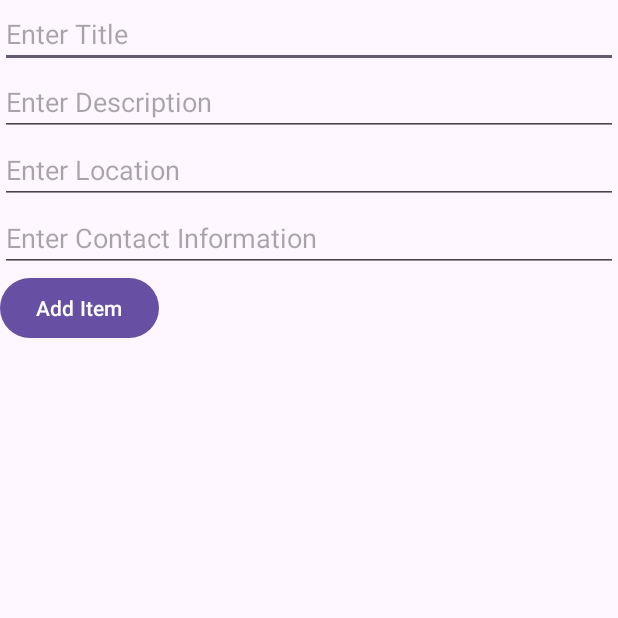
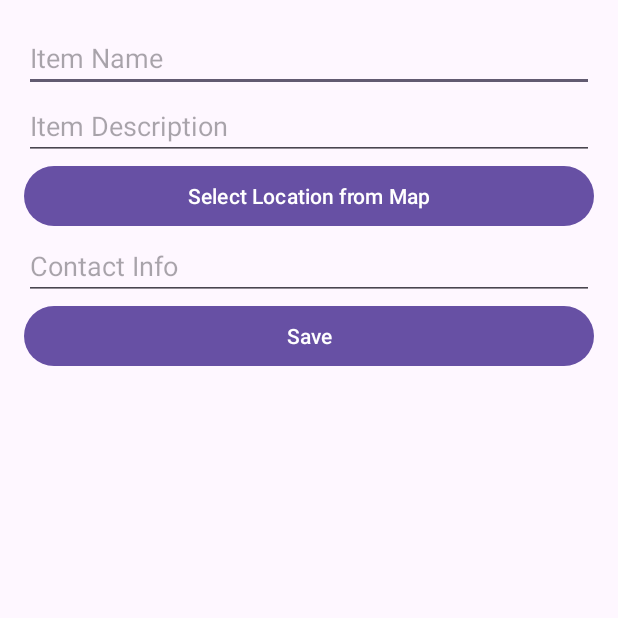
Before and after one commit to Ribesh7Pokharel/-Lost-Found-APP, an Android app: the AddItemActivity screen opened directly, with no data from a screen before it, on a phone screen of 412 x 824 dp, the top half of it. Run offline under Robolectric (Android 15) with nearby library versions, the phone set to English and light mode, and no system bars.

```diff
--- a/app/build.gradle.kts
+++ b/app/build.gradle.kts
@@ -34,6 +34,8 @@ dependencies {
     implementation(libs.material)
     implementation(libs.activity)
     implementation(libs.constraintlayout)
+    implementation ("com.google.android.gms:play-services-maps:17.0.1")
+    implementation ("com.google.android.gms:play-services-location:18.0.0")
     testImplementation(libs.junit)
     androidTestImplementation(libs.ext.junit)
     androidTestImplementation(libs.espresso.core)
--- a/app/src/main/java/com/example/lostfound_app/AddItemActivity.java
+++ b/app/src/main/java/com/example/lostfound_app/AddItemActivity.java
@@ -1,15 +1,20 @@
 package com.example.lostfound_app;
 
+import android.content.Intent;
 import android.os.Bundle;
 import android.view.View;
 import android.widget.Button;
 import android.widget.EditText;
-import android.widget.Toast;
+
+import androidx.annotation.Nullable;
 import androidx.appcompat.app.AppCompatActivity;
 
 public class AddItemActivity extends AppCompatActivity {
+
+    private static final int REQUEST_CODE_SELECT_LOCATION = 1;
     private DBHelper dbHelper;
-    private EditText titleInput, descriptionInput, locationInput, contactInput;
+    private double selectedLatitude = 0.0;
+    private double selectedLongitude = 0.0;
 
     @Override
     protected void onCreate(Bundle savedInstanceState) {
@@ -17,50 +22,45 @@ public class AddItemActivity extends AppCompatActivity {
         setContentView(R.layout.additem);
 
         dbHelper = new DBHelper(this);
-        titleInput = findViewById(R.id.titleInput);
-        descriptionInput = findViewById(R.id.descriptionInput);
-        locationInput = findViewById(R.id.locationInput);
-        contactInput = findViewById(R.id.contactInput);
-        Button addButton = findViewById(R.id.addButton);
 
-        addButton.setOnClickListener(new View.OnClickListener() {
+        EditText itemName = findViewById(R.id.itemName);
+        EditText itemDescription = findViewById(R.id.itemDescription);
+        EditText contactInfo = findViewById(R.id.contactInfo);
+        Button saveButton = findViewById(R.id.saveButton);
+        Button selectLocationButton = findViewById(R.id.selectLocationButton);
+
+        selectLocationButton.setOnClickListener(new View.OnClickListener() {
             @Override
             public void onClick(View v) {
-                if (validateInputs()) {
-                    addItem();
-                }
+                // Start MapActivity to select location
+                Intent intent = new Intent(AddItemActivity.this, MapActivity.class);
+                startActivityForResult(intent, REQUEST_CODE_SELECT_LOCATION);
+            }
+        });
+
+        saveButton.setOnClickListener(new View.OnClickListener() {
+            @Override
+            public void onClick(View v) {
+                String name = itemName.getText().toString();
+                String description = itemDescription.getText().toString();
+                String contact = contactInfo.getText().toString();
+
+                dbHelper.addItem(name, description, selectedLatitude, selectedLongitude, contact);
+
+                finish(); // Close the activity after saving the item
             }
         });
     }
 
-    private boolean validateInputs() {
-        if (titleInput.getText().toString().trim().isEmpty()) {
-            Toast.makeText(this, "Please enter a title.", Toast.LENGTH_SHORT).show();
-            return false;
+    @Override
+    protected void onActivityResult(int requestCode, int resultCode, @Nullable Intent data) {
+        super.onActivityResult(requestCode, resultCode, data);
+        if (requestCode == REQUEST_CODE_SELECT_LOCATION && resultCode == RESULT_OK) {
+            // Get selected location from MapActivity
+            if (data != null) {
+                selectedLatitude = data.getDoubleExtra("latitude", 0.0);
+                selectedLongitude = data.getDoubleExtra("longitude", 0.0);
+            }
         }
-        if (descriptionInput.getText().toString().trim().isEmpty()) {
-            Toast.makeText(this, "Please enter a description.", Toast.LENGTH_SHORT).show();
-            return false;
-        }
-        if (locationInput.getText().toString().trim().isEmpty()) {
-            Toast.makeText(this, "Please enter a location.", Toast.LENGTH_SHORT).show();
-            return false;
-        }
-        if (contactInput.getText().toString().trim().isEmpty()) {
-            Toast.makeText(this, "Please enter contact information.", Toast.LENGTH_SHORT).show();
-            return false;
-        }
-        return true; // All fields are filled
-    }
-
-    private void addItem() {
-        String title = titleInput.getText().toString().trim();
-        String description = descriptionInput.getText().toString().trim();
-        String location = locationInput.getText().toString().trim();
-        String contact = contactInput.getText().toString().trim();
-
-        dbHelper.addItem(title, description, location, contact);
-        Toast.makeText(this, "Item Added Successfully", Toast.LENGTH_SHORT).show();
-        finish(); // Closes the activity and returns to the previous one
     }
 }
--- a/app/src/main/res/layout/activity_main.xml
+++ b/app/src/main/res/layout/activity_main.xml
@@ -20,4 +20,10 @@
         android:text="View Items"
         android:layout_below="@id/addNewItemButton"
         android:layout_marginTop="16dp"/>
+
+    <Button
+        android:id="@+id/mapButton"
+        android:layout_width="wrap_content"
+        android:layout_height="wrap_content"
+        android:text="Open Map"/>
 </RelativeLayout>
--- /dev/null
+++ b/app/src/main/res/layout/activity_map.xml
@@ -0,0 +1,5 @@
+<fragment xmlns:android="http://schemas.android.com/apk/res/android"
+    android:id="@+id/map"
+    android:name="com.google.android.gms.maps.SupportMapFragment"
+    android:layout_width="match_parent"
+    android:layout_height="match_parent"/>
--- a/app/src/main/res/layout/additem.xml
+++ b/app/src/main/res/layout/additem.xml
@@ -1,46 +1,36 @@
-<RelativeLayout xmlns:android="http://schemas.android.com/apk/res/android"
-    xmlns:tools="http://schemas.android.com/tools"
+<LinearLayout xmlns:android="http://schemas.android.com/apk/res/android"
     android:layout_width="match_parent"
     android:layout_height="match_parent"
-    tools:context=".MainActivity">
+    android:orientation="vertical"
+    android:padding="16dp">
 
     <EditText
-        android:id="@+id/titleInput"
+        android:id="@+id/itemName"
         android:layout_width="match_parent"
         android:layout_height="wrap_content"
-        android:hint="Enter Title" />
+        android:hint="Item Name"/>
 
     <EditText
-        android:id="@+id/descriptionInput"
+        android:id="@+id/itemDescription"
         android:layout_width="match_parent"
         android:layout_height="wrap_content"
-        android:hint="Enter Description"
-        android:layout_below="@id/titleInput" />
+        android:hint="Item Description"/>
+
+    <Button
+        android:id="@+id/selectLocationButton"
+        android:layout_width="match_parent"
+        android:layout_height="wrap_content"
+        android:text="Select Location from Map"/>
 
     <EditText
-        android:id="@+id/locationInput"
+        android:id="@+id/contactInfo"
         android:layout_width="match_parent"
         android:layout_height="wrap_content"
-        android:hint="Enter Location"
-        android:layout_below="@id/descriptionInput" />
+        android:hint="Contact Info"/>
 
-    <EditText
-        android:id="@+id/contactInput"
+    <Button
+        android:id="@+id/saveButton"
         android:layout_width="match_parent"
         android:layout_height="wrap_content"
-        android:hint="Enter Contact Information"
-        android:layout_below="@id/locationInput" />
-
-    <Button
-        android:id="@+id/addButton"
-        android:layout_width="wrap_content"
-        android:layout_height="wrap_content"
-        android:text="Add Item"
-        android:layout_below="@id/contactInput" />
-
-    <ListView
-        android:id="@+id/itemsList"
-        android:layout_width="match_parent"
-        android:layout_height="wrap_content"
-        android:layout_below="@id/addButton" />
-</RelativeLayout>
+        android:text="Save"/>
+</LinearLayout>
```
Also changed, not shown: app/src/main/AndroidManifest.xml (+8 -0 lines), app/src/main/java/com/example/lostfound_app/DBHelper.java (+27 -41 lines), app/src/main/java/com/example/lostfound_app/MainActivity.java (+9 -2 lines), app/src/main/java/com/example/lostfound_app/MapActivity.java (added, +45 -0 lines), app/src/main/java/com/example/lostfound_app/ViewItemsActivity.java (+32 -20 lines), app/src/main/res/layout/item_entry.xml (+7 -13 lines), app/src/main/res/layout/item_list_layout.xml (added, +22 -0 lines).
